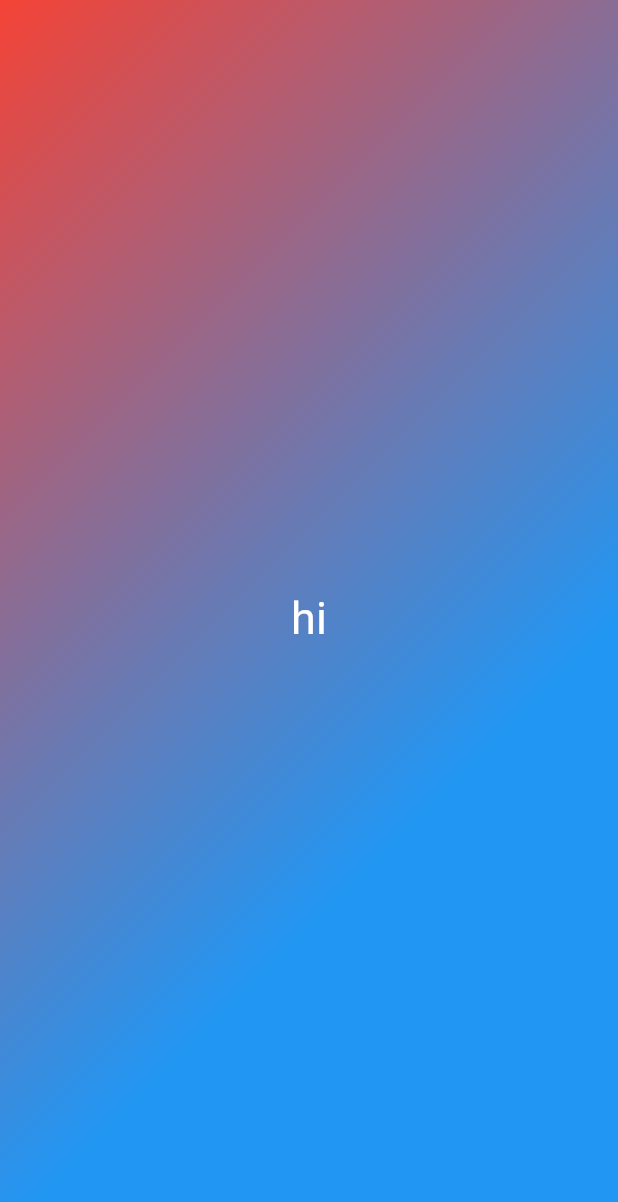
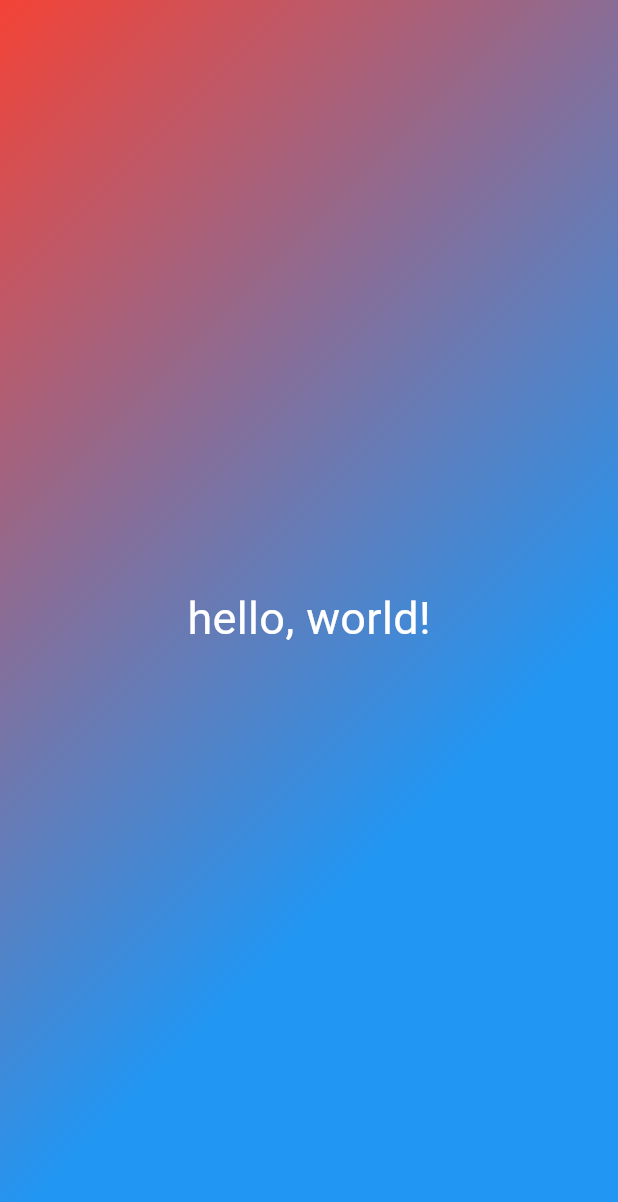
Before and after one commit to hwacho9/flutter_study, a Flutter app: the screen it shows after launch, on a phone screen of 412 x 824 dp. Shown: the top 1202 px of the screen. Run offline on Flutter 3.47's test engine with Material 3 defaults, Android fonts, the phone set to English and light mode, and no system bars.

Commit message:
instance variables(properties)

```diff
--- a/lib/gradient_container.dart
+++ b/lib/gradient_container.dart
@@ -14,7 +14,7 @@ class GradientContainer extends StatelessWidget {
         ),
       ),
       child: Center(
-        child: StyledText(),
+        child: StyledText("hello, world!"),
       ),
     );
   }
--- a/lib/styled_text.dart
+++ b/lib/styled_text.dart
@@ -1,15 +1,18 @@
 import 'package:flutter/material.dart';
 
 class StyledText extends StatelessWidget {
-  const StyledText({super.key});
+  const StyledText(this.text, {super.key});
+
+  final String text;
 
   @override
   Widget build(context) {
     return Text(
-        style: TextStyle(
-          color: Colors.white,
-          fontSize: 30,
-        ),
-        "hi");
+      text,
+      style: const TextStyle(
+        color: Colors.white,
+        fontSize: 30,
+      ),
+    );
   }
 }
```
